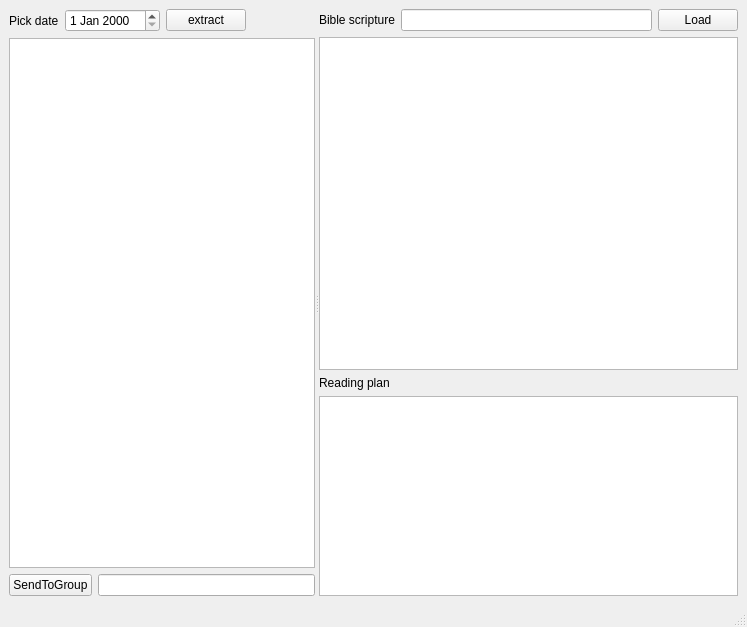
The window that ui_bible_reading_reminder.ui (jackey-qiu/message_reminder) describes before a commit, drawn with Qt 5.
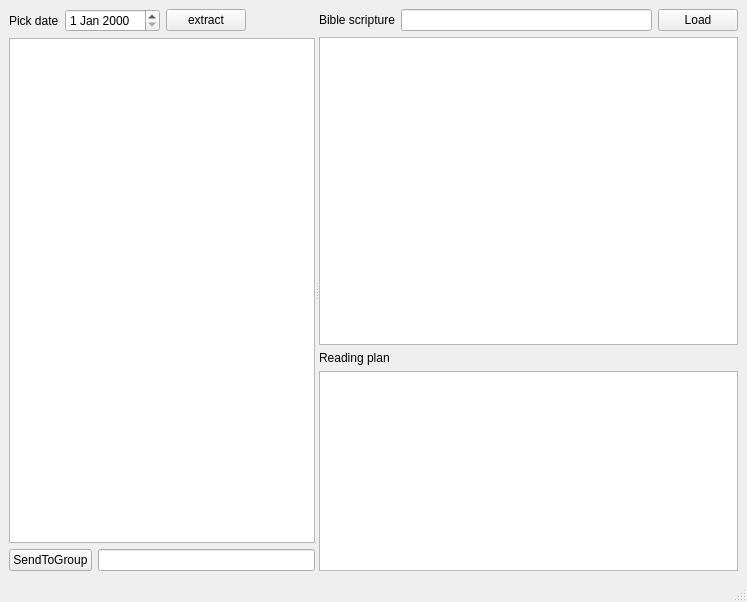
The same window after the commit.

Commit message: bible reader app'

```diff
--- a/ui_bible_reading_reminder.ui
+++ b/ui_bible_reading_reminder.ui
@@ -7,7 +7,7 @@
     <x>0</x>
     <y>0</y>
     <width>747</width>
-    <height>627</height>
+    <height>602</height>
    </rect>
   </property>
   <property name="windowTitle">
@@ -153,6 +153,12 @@
             <height>0</height>
            </size>
           </property>
+          <property name="font">
+           <font>
+            <family>STSong</family>
+            <pointsize>15</pointsize>
+           </font>
+          </property>
          </widget>
         </item>
         <item>
```
The commit also changes 9 other files.
